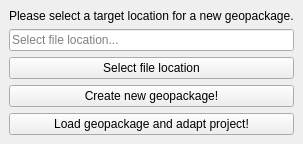
This is nin_qgis_plugin/nin_qgis_plugin_dockwidget_base.ui in geco-nhm/nin-qgis-plugin as Qt 5 draws it before an edit. The edited form follows.
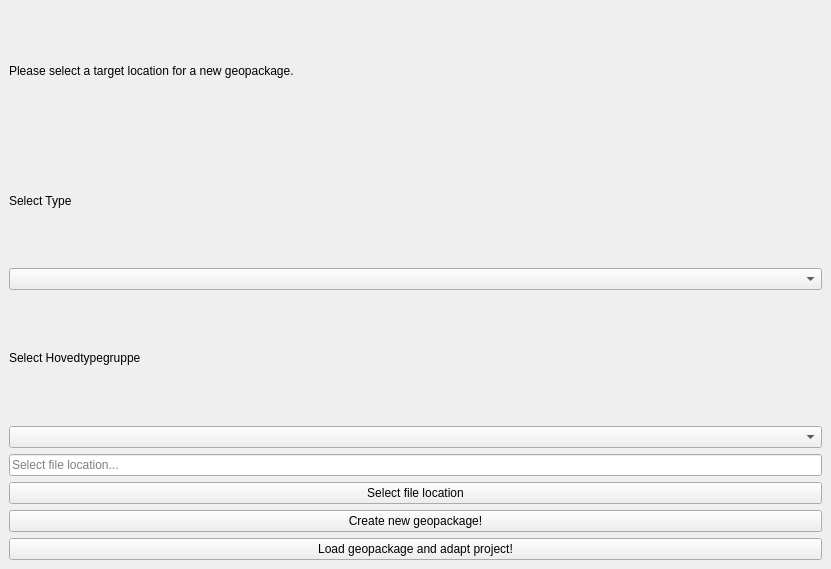
This is the edited form.

Commit message: combobox selection based on csv

Patch:
```diff
--- a/nin_qgis_plugin/nin_qgis_plugin_dockwidget_base.ui
+++ b/nin_qgis_plugin/nin_qgis_plugin_dockwidget_base.ui
@@ -6,8 +6,8 @@
    <rect>
     <x>0</x>
     <y>0</y>
-    <width>232</width>
-    <height>141</height>
+    <width>831</width>
+    <height>569</height>
    </rect>
   </property>
   <property name="windowTitle">
@@ -22,31 +22,51 @@
       </property>
      </widget>
     </item>
+    <item row="8" column="0">
+     <widget class="QPushButton" name="changeProjectSettingsButton">
+      <property name="text">
+       <string>Load geopackage and adapt project!</string>
+      </property>
+     </widget>
+    </item>
+    <item row="2" column="0">
+     <widget class="QComboBox" name="SelectType"/>
+    </item>
+    <item row="4" column="0">
+     <widget class="QComboBox" name="SelectHovedtypegruppe"/>
+    </item>
     <item row="1" column="0">
+     <widget class="QLabel" name="LabSelectType">
+      <property name="text">
+       <string>Select Type</string>
+      </property>
+     </widget>
+    </item>
+    <item row="5" column="0">
      <widget class="QLineEdit" name="filenameLineEdit">
       <property name="placeholderText">
        <string>Select file location...</string>
      </property>
      </widget>
     </item>
-    <item row="2" column="0">
+    <item row="6" column="0">
       <widget class="QPushButton" name="selectFileButton">
         <property name="text">
           <string>Select file location</string>
         </property>
      </widget>
     </item>
-    <item row="3" column="0">
+    <item row="7" column="0">
      <widget class="QPushButton" name="createPolygonButton">
       <property name="text">
        <string>Create new geopackage!</string>
       </property>
      </widget>
     </item>
-    <item row="4" column="0">
-     <widget class="QPushButton" name="changeProjectSettingsButton">
+    <item row="3" column="0">
+     <widget class="QLabel" name="LabSelectHovedtypegruppe">
       <property name="text">
-       <string>Load geopackage and adapt project!</string>
+       <string>Select Hovedtypegruppe</string>
       </property>
      </widget>
     </item>
```
Lines whose indentation alone changed are shown as unchanged. The commit also changes 1 other file.
